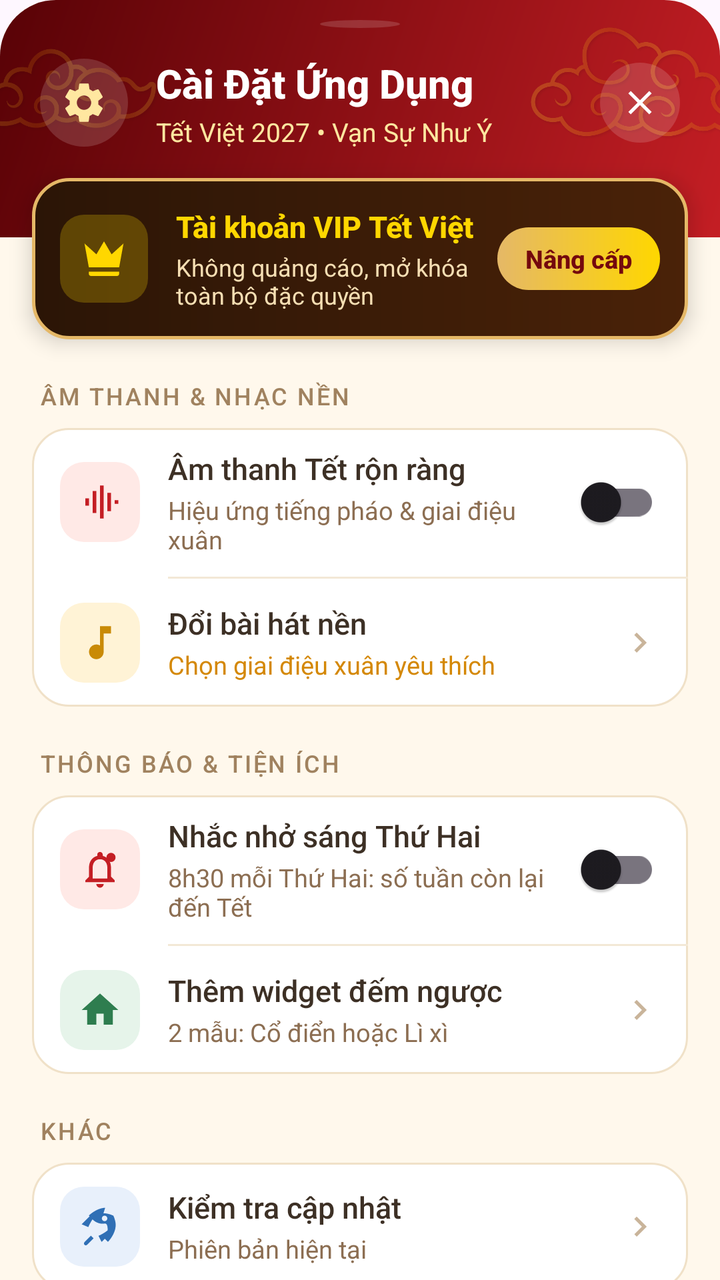
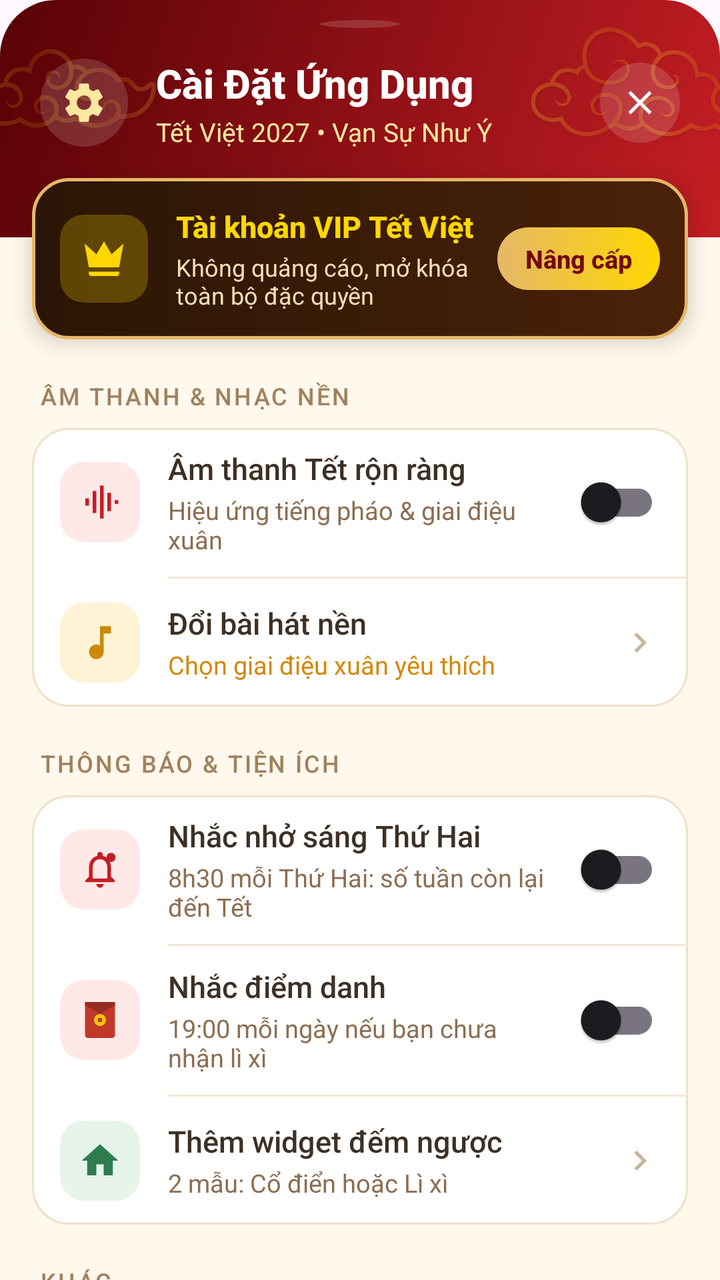

Before-and-after screenshots of an Android layout around one commit, followed by the original layout XML and the change that was made.
<!-- AndroidManifest.xml: application theme Theme.TetViet -->
<!-- res/layout/dialog_settings.xml -->
<?xml version="1.0" encoding="utf-8"?>
<androidx.core.widget.NestedScrollView xmlns:android="http://schemas.android.com/apk/res/android"
    xmlns:app="http://schemas.android.com/apk/res-auto"
    android:layout_width="match_parent"
    android:layout_height="wrap_content"
    android:background="@drawable/bg_settings_sheet"
    android:overScrollMode="never">

<LinearLayout
    android:layout_width="match_parent"
    android:layout_height="wrap_content"
    android:orientation="vertical"
    android:paddingBottom="28dp">

    
    <FrameLayout
        android:layout_width="match_parent"
        android:layout_height="wrap_content"
        android:background="@drawable/bg_settings_header"
        android:paddingBottom="44dp">

        <ImageView
            android:layout_width="120dp"
            android:layout_height="64dp"
            android:layout_gravity="top|end"
            android:layout_marginTop="10dp"
            android:layout_marginEnd="-24dp"
            android:alpha="0.22"
            android:importantForAccessibility="no"
            android:scaleType="fitCenter"
            android:src="@drawable/bg_cloud_01" />

        <ImageView
            android:layout_width="96dp"
            android:layout_height="44dp"
            android:layout_gravity="bottom|start"
            android:layout_marginStart="-16dp"
            android:layout_marginBottom="8dp"
            android:alpha="0.18"
            android:importantForAccessibility="no"
            android:scaleType="fitCenter"
            android:src="@drawable/bg_cloud_02" />

        <View
            android:layout_width="40dp"
            android:layout_height="4dp"
            android:layout_gravity="top|center_horizontal"
            android:layout_marginTop="10dp"
            android:background="@drawable/bg_settings_close" />

        <LinearLayout
            android:layout_width="match_parent"
            android:layout_height="wrap_content"
            android:layout_marginTop="28dp"
            android:gravity="center_vertical"
            android:orientation="horizontal"
            android:paddingHorizontal="20dp">

            <ImageView
                android:layout_width="44dp"
                android:layout_height="44dp"
                android:background="@drawable/bg_settings_close"
                android:importantForAccessibility="no"
                android:padding="10dp"
                android:src="@drawable/ic_settings"
                app:tint="@color/tet_gold_light" />

            <LinearLayout
                android:layout_width="0dp"
                android:layout_height="wrap_content"
                android:layout_marginStart="14dp"
                android:layout_weight="1"
                android:orientation="vertical">

                <TextView
                    android:layout_width="wrap_content"
                    android:layout_height="wrap_content"
                    android:fontFamily="sans-serif-medium"
                    android:text="@string/settings_title"
                    android:textColor="#FFFFFF"
                    android:textSize="20sp"
                    android:textStyle="bold" />

                <TextView
                    android:layout_width="wrap_content"
                    android:layout_height="wrap_content"
                    android:layout_marginTop="2dp"
                    android:fontFamily="sans-serif"
                    android:text="@string/settings_header_subtitle"
                    android:textColor="@color/tet_gold_light"
                    android:textSize="13sp" />
            </LinearLayout>

            <ImageButton
                android:id="@+id/btnCloseSettings"
                android:layout_width="40dp"
                android:layout_height="40dp"
                android:background="@drawable/bg_settings_close"
                android:contentDescription="@string/action_close"
                android:padding="10dp"
                android:scaleType="fitCenter"
                android:src="@drawable/ic_clear"
                app:tint="#FFFFFF" />
        </LinearLayout>
    </FrameLayout>

    
    <LinearLayout
        android:id="@+id/layoutVipSetting"
        android:layout_width="match_parent"
        android:layout_height="wrap_content"
        android:layout_marginHorizontal="16dp"
        android:layout_marginTop="-30dp"
        android:background="@drawable/bg_settings_vip_card"
        android:clickable="true"
        android:elevation="6dp"
        android:focusable="true"
        android:foreground="?attr/selectableItemBackground"
        android:gravity="center_vertical"
        android:orientation="horizontal"
        android:padding="14dp">

        <ImageView
            android:layout_width="44dp"
            android:layout_height="44dp"
            android:background="@drawable/bg_settings_icon_chip"
            android:backgroundTint="#3DFFD700"
            android:importantForAccessibility="no"
            android:padding="9dp"
            android:src="@drawable/ic_vip_crown" />

        <LinearLayout
            android:layout_width="0dp"
            android:layout_height="wrap_content"
            android:layout_marginStart="14dp"
            android:layout_marginEnd="10dp"
            android:layout_weight="1"
            android:orientation="vertical">

            <TextView
                android:layout_width="wrap_content"
                android:layout_height="wrap_content"
                android:fontFamily="sans-serif-medium"
                android:text="@string/settings_vip_title"
                android:textColor="@color/tet_gold_bright"
                android:textSize="15sp"
                android:textStyle="bold" />

            <TextView
                android:id="@+id/tvVipSettingDesc"
                android:layout_width="wrap_content"
                android:layout_height="wrap_content"
                android:layout_marginTop="2dp"
                android:fontFamily="sans-serif"
                android:text="@string/settings_vip_desc"
                android:textColor="@color/tet_text_gold"
                android:textSize="12sp" />
        </LinearLayout>

        <TextView
            android:id="@+id/tvVipSettingCta"
            android:layout_width="wrap_content"
            android:layout_height="wrap_content"
            android:background="@drawable/bg_settings_vip_cta"
            android:fontFamily="sans-serif-medium"
            android:paddingHorizontal="14dp"
            android:paddingVertical="7dp"
            android:text="@string/settings_vip_cta"
            android:textColor="@color/tet_text_dark_red"
            android:textSize="12.5sp"
            android:textStyle="bold" />
    </LinearLayout>

    <TextView
        android:layout_width="wrap_content"
        android:layout_height="wrap_content"
        android:layout_marginStart="20dp"
        android:layout_marginTop="20dp"
        android:layout_marginBottom="8dp"
        android:fontFamily="sans-serif-medium"
        android:letterSpacing="0.08"
        android:text="@string/settings_section_sound"
        android:textAllCaps="true"
        android:textColor="#A0825F"
        android:textSize="12sp" />

    <LinearLayout
        android:layout_width="match_parent"
        android:layout_height="wrap_content"
        android:layout_marginHorizontal="16dp"
        android:background="@drawable/bg_settings_group"
        android:orientation="vertical">

        <LinearLayout
            android:layout_width="match_parent"
            android:layout_height="wrap_content"
            android:gravity="center_vertical"
            android:minHeight="64dp"
            android:orientation="horizontal"
            android:paddingHorizontal="14dp"
            android:paddingVertical="10dp">

            <ImageView
                android:layout_width="40dp"
                android:layout_height="40dp"
                android:background="@drawable/bg_settings_icon_chip"
                android:backgroundTint="#FFE9E6"
                android:importantForAccessibility="no"
                android:padding="9dp"
                android:src="@drawable/ic_sound_wave"
                app:tint="#C41E24" />

            <LinearLayout
                android:layout_width="0dp"
                android:layout_height="wrap_content"
                android:layout_marginStart="14dp"
                android:layout_marginEnd="8dp"
                android:layout_weight="1"
                android:orientation="vertical">

                <TextView
                    android:layout_width="wrap_content"
                    android:layout_height="wrap_content"
                    android:fontFamily="sans-serif-medium"
                    android:text="@string/settings_sound_title"
                    android:textColor="#3D3025"
                    android:textSize="15sp" />

                <TextView
                    android:layout_width="wrap_content"
                    android:layout_height="wrap_content"
                    android:layout_marginTop="2dp"
                    android:fontFamily="sans-serif"
                    android:text="@string/settings_sound_desc"
                    android:textColor="#8C6E52"
                    android:textSize="12.5sp" />
            </LinearLayout>

            <com.google.android.material.switchmaterial.SwitchMaterial
                android:id="@+id/switchSound"
                android:layout_width="wrap_content"
                android:layout_height="wrap_content" />
        </LinearLayout>

        <View
            android:layout_width="match_parent"
            android:layout_height="1dp"
            android:layout_marginStart="68dp"
            android:background="#F3E8D6" />

        <LinearLayout
            android:id="@+id/layoutChangeSongSetting"
            android:layout_width="match_parent"
            android:layout_height="wrap_content"
            android:background="?attr/selectableItemBackground"
            android:clickable="true"
            android:focusable="true"
            android:gravity="center_vertical"
            android:minHeight="64dp"
            android:orientation="horizontal"
            android:paddingHorizontal="14dp"
            android:paddingVertical="10dp">

            <ImageView
                android:layout_width="40dp"
                android:layout_height="40dp"
                android:background="@drawable/bg_settings_icon_chip"
                android:backgroundTint="#FFF3D6"
                android:importantForAccessibility="no"
                android:padding="9dp"
                android:src="@drawable/ic_music_note"
                app:tint="#C98A06" />

            <LinearLayout
                android:layout_width="0dp"
                android:layout_height="wrap_content"
                android:layout_marginStart="14dp"
                android:layout_marginEnd="8dp"
                android:layout_weight="1"
                android:orientation="vertical">

                <TextView
                    android:layout_width="wrap_content"
                    android:layout_height="wrap_content"
                    android:fontFamily="sans-serif-medium"
                    android:text="@string/settings_change_song_title"
                    android:textColor="#3D3025"
                    android:textSize="15sp" />

                <TextView
                android:id="@+id/tvCurrentSongSetting"
                    android:layout_width="wrap_content"
                    android:layout_height="wrap_content"
                    android:layout_marginTop="2dp"
                    android:fontFamily="sans-serif"
                    android:text="@string/settings_change_song_desc"
                    android:textColor="#D48806"
                    android:textSize="12.5sp" />
            </LinearLayout>

            <ImageView
                android:layout_width="20dp"
                android:layout_height="20dp"
                android:importantForAccessibility="no"
                android:src="@drawable/ic_chevron_right"
                app:tint="#C9B49A" />
        </LinearLayout>

    </LinearLayout>

    <TextView
        android:layout_width="wrap_content"
        android:layout_height="wrap_content"
        android:layout_marginStart="20dp"
        android:layout_marginTop="20dp"
        android:layout_marginBottom="8dp"
        android:fontFamily="sans-serif-medium"
        android:letterSpacing="0.08"
        android:text="@string/settings_section_utilities"
        android:textAllCaps="true"
        android:textColor="#A0825F"
        android:textSize="12sp" />

    <LinearLayout
        android:layout_width="match_parent"
        android:layout_height="wrap_content"
        android:layout_marginHorizontal="16dp"
        android:background="@drawable/bg_settings_group"
        android:orientation="vertical">

        <LinearLayout
            android:layout_width="match_parent"
            android:layout_height="wrap_content"
            android:gravity="center_vertical"
            android:minHeight="64dp"
            android:orientation="horizontal"
            android:paddingHorizontal="14dp"
            android:paddingVertical="10dp">

            <ImageView
                android:layout_width="40dp"
                android:layout_height="40dp"
                android:background="@drawable/bg_settings_icon_chip"
                android:backgroundTint="#FFE9E6"
                android:importantForAccessibility="no"
                android:padding="9dp"
                android:src="@drawable/ic_notifications"
                app:tint="#C41E24" />

            <LinearLayout
                android:layout_width="0dp"
                android:layout_height="wrap_content"
                android:layout_marginStart="14dp"
                android:layout_marginEnd="8dp"
                android:layout_weight="1"
                android:orientation="vertical">

                <TextView
                    android:layout_width="wrap_content"
                    android:layout_height="wrap_content"
                    android:fontFamily="sans-serif-medium"
                    android:text="@string/settings_notification_title"
                    android:textColor="#3D3025"
                    android:textSize="15sp" />

                <TextView
                    android:layout_width="wrap_content"
                    android:layout_height="wrap_content"
                    android:layout_marginTop="2dp"
                    android:fontFamily="sans-serif"
                    android:text="@string/settings_notification_desc"
                    android:textColor="#8C6E52"
                    android:textSize="12.5sp" />
            </LinearLayout>

            <com.google.android.material.switchmaterial.SwitchMaterial
                android:id="@+id/switchNotification"
                android:layout_width="wrap_content"
                android:layout_height="wrap_content" />
        </LinearLayout>

        <View
            android:layout_width="match_parent"
            android:layout_height="1dp"
            android:layout_marginStart="68dp"
            android:background="#F3E8D6" />

        <LinearLayout
            android:id="@+id/layoutAddWidgetSetting"
            android:layout_width="match_parent"
            android:layout_height="wrap_content"
            android:background="?attr/selectableItemBackground"
            android:clickable="true"
            android:focusable="true"
            android:gravity="center_vertical"
            android:minHeight="64dp"
            android:orientation="horizontal"
            android:paddingHorizontal="14dp"
            android:paddingVertical="10dp">

            <ImageView
                android:layout_width="40dp"
                android:layout_height="40dp"
                android:background="@drawable/bg_settings_icon_chip"
                android:backgroundTint="#E6F4EA"
                android:importantForAccessibility="no"
                android:padding="9dp"
                android:src="@drawable/ic_nav_home"
                app:tint="#2E7D4F" />

            <LinearLayout
                android:layout_width="0dp"
                android:layout_height="wrap_content"
                android:layout_marginStart="14dp"
                android:layout_marginEnd="8dp"
                android:layout_weight="1"
                android:orientation="vertical">

                <TextView
                    android:layout_width="wrap_content"
                    android:layout_height="wrap_content"
                    android:fontFamily="sans-serif-medium"
                    android:text="@string/settings_add_widget_title"
                    android:textColor="#3D3025"
                    android:textSize="15sp" />

                <TextView
                    android:layout_width="wrap_content"
                    android:layout_height="wrap_content"
                    android:layout_marginTop="2dp"
                    android:fontFamily="sans-serif"
                    android:text="@string/settings_add_widget_desc"
                    android:textColor="#8C6E52"
                    android:textSize="12.5sp" />
            </LinearLayout>

            <ImageView
                android:layout_width="20dp"
                android:layout_height="20dp"
                android:importantForAccessibility="no"
                android:src="@drawable/ic_chevron_right"
                app:tint="#C9B49A" />
        </LinearLayout>

    </LinearLayout>

    <TextView
        android:layout_width="wrap_content"
        android:layout_height="wrap_content"
        android:layout_marginStart="20dp"
        android:layout_marginTop="20dp"
        android:layout_marginBottom="8dp"
        android:fontFamily="sans-serif-medium"
        android:letterSpacing="0.08"
        android:text="@string/settings_section_other"
        android:textAllCaps="true"
        android:textColor="#A0825F"
        android:textSize="12sp" />

    <LinearLayout
        android:layout_width="match_parent"
        android:layout_height="wrap_content"
        android:layout_marginHorizontal="16dp"
        android:background="@drawable/bg_settings_group"
        android:orientation="vertical">

        <LinearLayout
            android:id="@+id/layoutAppVersion"
            android:layout_width="match_parent"
            android:layout_height="wrap_content"
            android:background="?attr/selectableItemBackground"
            android:clickable="true"
            android:focusable="true"
            android:gravity="center_vertical"
            android:minHeight="64dp"
            android:orientation="horizontal"
            android:paddingHorizontal="14dp"
            android:paddingVertical="10dp">

            <ImageView
                android:layout_width="40dp"
                android:layout_height="40dp"
                android:background="@drawable/bg_settings_icon_chip"
                android:backgroundTint="#E8F0FB"
                android:importantForAccessibility="no"
                android:padding="9dp"
                android:src="@drawable/ic_rocket_launch"
                app:tint="#2F6FB5" />

            <LinearLayout
                android:layout_width="0dp"
                android:layout_height="wrap_content"
                android:layout_marginStart="14dp"
                android:layout_marginEnd="8dp"
                android:layout_weight="1"
                android:orientation="vertical">

                <TextView
                    android:layout_width="wrap_content"
                    android:layout_height="wrap_content"
                    android:fontFamily="sans-serif-medium"
                    android:text="@string/settings_check_update_title"
                    android:textColor="#3D3025"
                    android:textSize="15sp" />

                <TextView
                android:id="@+id/tvAppVersionSetting"
                    android:layout_width="wrap_content"
                    android:layout_height="wrap_content"
                    android:layout_marginTop="2dp"
                    android:fontFamily="sans-serif"
                    android:text="@string/settings_version_placeholder"
                    android:textColor="#8C6E52"
                    android:textSize="12.5sp" />
            </LinearLayout>

            <ImageView
                android:layout_width="20dp"
                android:layout_height="20dp"
                android:importantForAccessibility="no"
                android:src="@drawable/ic_chevron_right"
                app:tint="#C9B49A" />
        </LinearLayout>

        
        <LinearLayout
            android:id="@+id/layoutPrivacyOptionsSetting"
            android:layout_width="match_parent"
            android:layout_height="wrap_content"
            android:background="?attr/selectableItemBackground"
            android:clickable="true"
            android:focusable="true"
            android:orientation="vertical"
            android:visibility="gone">

        <View
            android:layout_width="match_parent"
            android:layout_height="1dp"
            android:layout_marginStart="68dp"
            android:background="#F3E8D6" />

        <LinearLayout
            android:layout_width="match_parent"
            android:layout_height="wrap_content"
            android:gravity="center_vertical"
            android:minHeight="64dp"
            android:orientation="horizontal"
            android:paddingHorizontal="14dp"
            android:paddingVertical="10dp">

            <ImageView
                android:layout_width="40dp"
                android:layout_height="40dp"
                android:background="@drawable/bg_settings_icon_chip"
                android:backgroundTint="#EFEBFA"
                android:importantForAccessibility="no"
                android:padding="9dp"
                android:src="@drawable/ic_globe_online"
                app:tint="#6A4FB3" />

            <LinearLayout
                android:layout_width="0dp"
                android:layout_height="wrap_content"
                android:layout_marginStart="14dp"
                android:layout_marginEnd="8dp"
                android:layout_weight="1"
                android:orientation="vertical">

                <TextView
                    android:layout_width="wrap_content"
                    android:layout_height="wrap_content"
                    android:fontFamily="sans-serif-medium"
                    android:text="@string/settings_privacy_options_title"
                    android:textColor="#3D3025"
                    android:textSize="15sp" />

                <TextView
                    android:layout_width="wrap_content"
                    android:layout_height="wrap_content"
                    android:layout_marginTop="2dp"
                    android:fontFamily="sans-serif"
                    android:text="@string/settings_privacy_options_desc"
                    android:textColor="#8C6E52"
                    android:textSize="12.5sp" />
            </LinearLayout>

            <ImageView
                android:layout_width="20dp"
                android:layout_height="20dp"
                android:importantForAccessibility="no"
                android:src="@drawable/ic_chevron_right"
                app:tint="#C9B49A" />
        </LinearLayout>

        </LinearLayout>

    </LinearLayout>

    
    <LinearLayout
        android:layout_width="wrap_content"
        android:layout_height="wrap_content"
        android:layout_gravity="center_horizontal"
        android:layout_marginTop="24dp"
        android:gravity="center"
        android:orientation="vertical">

        <TextView
            android:layout_width="wrap_content"
            android:layout_height="wrap_content"
            android:fontFamily="sans-serif-medium"
            android:text="@string/app_footer_brand"
            android:textColor="#7A090D"
            android:textSize="13sp" />

        <TextView
            android:layout_width="wrap_content"
            android:layout_height="wrap_content"
            android:layout_marginTop="2dp"
            android:fontFamily="sans-serif"
            android:text="@string/settings_footer_wish"
            android:textColor="#A0825F"
            android:textSize="12sp" />
    </LinearLayout>

</LinearLayout>
</androidx.core.widget.NestedScrollView>
<!-- resources referenced by this layout -->
<resources>
  <color name="tet_gold_bright">#FFD700</color>
  <color name="tet_gold_light">#FFE7A0</color>
  <color name="tet_text_dark_red">#74080D</color>
  <color name="tet_text_gold">#F5DEB3</color>
  <string name="action_close">Đóng</string>
  <string name="app_footer_brand">Tết Việt 2027 • DuoLap</string>
  <string name="settings_add_widget_desc">2 mẫu: Cổ điển hoặc Lì xì</string>
  <string name="settings_add_widget_title">Thêm widget đếm ngược</string>
  <string name="settings_change_song_title">Đổi bài hát nền</string>
  <string name="settings_check_update_title">Kiểm tra cập nhật</string>
  <string name="settings_notification_title">Nhắc nhở sáng Thứ Hai</string>
  <string name="settings_section_other">Khác</string>
  <string name="settings_section_sound">Âm thanh &amp; Nhạc nền</string>
  <string name="settings_sound_title">Âm thanh Tết rộn ràng</string>
  <string name="settings_title">Cài Đặt Ứng Dụng</string>
  <string name="settings_version_placeholder">Phiên bản hiện tại</string>
  <string name="settings_vip_cta">Nâng cấp</string>
  <string name="settings_vip_title">Tài khoản VIP Tết Việt</string>
  <color name="tet_red_accent">#C41E24</color>
  <color name="tet_red_dark">#580206</color>
  <color name="tet_gold">#E5B867</color>
  <color name="tet_red_primary">#8A000A</color>
  <!-- unchanged entries left out for length: 30 -->
</resources>

<!-- the commit's change to res/layout/dialog_settings.xml (unified diff, before → after) -->
@@ -385,6 +385,63 @@
             android:layout_marginStart="68dp"
             android:background="#F3E8D6" />
 
+        
+        <LinearLayout
+            android:layout_width="match_parent"
+            android:layout_height="wrap_content"
+            android:gravity="center_vertical"
+            android:minHeight="64dp"
+            android:orientation="horizontal"
+            android:paddingHorizontal="14dp"
+            android:paddingVertical="10dp">
+
+            <ImageView
+                android:layout_width="40dp"
+                android:layout_height="40dp"
+                android:background="@drawable/bg_settings_icon_chip"
+                android:backgroundTint="#FFE9E6"
+                android:importantForAccessibility="no"
+                android:padding="8dp"
+                android:src="@drawable/ic_custom_red_packet" />
+
+            <LinearLayout
+                android:layout_width="0dp"
+                android:layout_height="wrap_content"
+                android:layout_marginStart="14dp"
+                android:layout_marginEnd="8dp"
+                android:layout_weight="1"
+                android:orientation="vertical">
+
+                <TextView
+                    android:layout_width="wrap_content"
+                    android:layout_height="wrap_content"
+                    android:fontFamily="sans-serif-medium"
+                    android:text="@string/settings_checkin_reminder_title"
+                    android:textColor="#3D3025"
+                    android:textSize="15sp" />
+
+                <TextView
+                    android:layout_width="wrap_content"
+                    android:layout_height="wrap_content"
+                    android:layout_marginTop="2dp"
+                    android:fontFamily="sans-serif"
+                    android:text="@string/settings_checkin_reminder_desc"
+                    android:textColor="#8C6E52"
+                    android:textSize="12.5sp" />
+            </LinearLayout>
+
+            <com.google.android.material.switchmaterial.SwitchMaterial
+                android:id="@+id/switchCheckInReminder"
+                android:layout_width="wrap_content"
+                android:layout_height="wrap_content" />
+        </LinearLayout>
+
+        <View
+            android:layout_width="match_parent"
+            android:layout_height="1dp"
+            android:layout_marginStart="68dp"
+            android:background="#F3E8D6" />
+
         <LinearLayout
             android:id="@+id/layoutAddWidgetSetting"
             android:layout_width="match_parent"
@@ -464,6 +521,76 @@
         android:background="@drawable/bg_settings_group"
         android:orientation="vertical">
 
+        
+        <LinearLayout
+            android:id="@+id/layoutDonateSetting"
+            android:layout_width="match_parent"
+            android:layout_height="wrap_content"
+            android:orientation="vertical">
+
+            <LinearLayout
+                android:id="@+id/btnDonateSetting"
+                android:layout_width="match_parent"
+                android:layout_height="wrap_content"
+                android:background="?attr/selectableItemBackground"
+                android:clickable="true"
+                android:focusable="true"
+                android:gravity="center_vertical"
+                android:minHeight="64dp"
+                android:orientation="horizontal"
+                android:paddingHorizontal="14dp"
+                android:paddingVertical="10dp">
+
+                <ImageView
+                    android:layout_width="40dp"
+                    android:layout_height="40dp"
+                    android:background="@drawable/bg_settings_icon_chip"
+                    android:backgroundTint="#FBEFE0"
+                    android:importantForAccessibility="no"
+                    android:padding="5dp"
+                    android:src="@drawable/ic_donate_coffee" />
+
+                <LinearLayout
+                    android:layout_width="0dp"
+                    android:layout_height="wrap_content"
+                    android:layout_marginStart="14dp"
+                    android:layout_marginEnd="8dp"
+                    android:layout_weight="1"
+                    android:orientation="vertical">
+
+                    <TextView
+                        android:layout_width="wrap_content"
+                        android:layout_height="wrap_content"
+                        android:fontFamily="sans-serif-medium"
+                        android:text="@string/settings_donate_title"
+                        android:textColor="#3D3025"
+                        android:textSize="15sp" />
+
+                    <TextView
+                        android:layout_width="wrap_content"
+                        android:layout_height="wrap_content"
+                        android:layout_marginTop="2dp"
+                        android:fontFamily="sans-serif"
+                        android:text="@string/settings_donate_desc"
+                        android:textColor="#8C6E52"
+                        android:textSize="12.5sp" />
+                </LinearLayout>
+
+                <ImageView
+                    android:layout_width="20dp"
+                    android:layout_height="20dp"
+                    android:importantForAccessibility="no"
+                    android:src="@drawable/ic_chevron_right"
+                    app:tint="#C9B49A" />
+            </LinearLayout>
+
+            <View
+                android:layout_width="match_parent"
+                android:layout_height="1dp"
+                android:layout_marginStart="68dp"
+                android:background="#F3E8D6" />
+        </LinearLayout>
+
         <LinearLayout
             android:id="@+id/layoutAppVersion"
             android:layout_width="match_parent"
<!-- resource entries referenced after the edit -->
@@ -4,12 +4,76 @@
   <color name="tet_gold_light">#FFE7A0</color>
   <color name="tet_text_dark_red">#74080D</color>
   <color name="tet_text_gold">#F5DEB3</color>
+  <!-- drawable ic_custom_red_packet (drawable) -->
+  <vector xmlns:android="http://schemas.android.com/apk/res/android"
+      android:width="24dp"
+      android:height="24dp"
+      android:viewportWidth="24"
+      android:viewportHeight="24">
+      
+      <path
+          android:fillColor="#C0392B"
+          android:pathData="M6,3h12c0.8,0 1.5,0.7 1.5,1.5v15c0,0.8 -0.7,1.5 -1.5,1.5H6c-0.8,0 -1.5,-0.7 -1.5,-1.5v-15C4.5,3.7 5.2,3 6,3z" />
+      
+      <path
+          android:fillColor="#962D22"
+          android:pathData="M4.5,4.5C4.5,4.5 12,9 12,9S19.5,4.5 19.5,4.5V3H4.5V4.5z" />
+      
+      <path
+          android:fillColor="#F1C40F"
+          android:pathData="M12,12m-3,0a3,3 0,1 1,6 0a3,3 0,1 1,-6 0" />
+      <path
+          android:fillColor="#C0392B"
+          android:pathData="M11,11h2v2h-2z" />
+  </vector>
+  <!-- drawable ic_donate_coffee (drawable) -->
+  <?xml version="1.0" encoding="utf-8"?>
+  <vector xmlns:android="http://schemas.android.com/apk/res/android"
+      android:width="48dp"
+      android:height="48dp"
+      android:viewportWidth="48"
+      android:viewportHeight="48">
+      <path
+          android:pathData="M19,6 Q16.5,8.5 19,11 Q21.5,13.5 19,16 M25,4 Q22.5,6.5 25,9 Q27.5,11.5 25,14"
+          android:fillColor="#00000000"
+          android:strokeColor="#C9A27A"
+          android:strokeWidth="1.6"
+          android:strokeLineCap="round"
+          android:strokeLineJoin="round" />
+      <path
+          android:pathData="M8,38 Q24,44 40,38 L40,40 Q24,46 8,40 Z"
+          android:fillColor="#E3C9A6" />
+      <path
+          android:pathData="M10,19 L36,19 L34,33 Q33,37 29,37 L17,37 Q13,37 12,33 Z"
+          android:fillColor="#FFFDF7"
+          android:strokeColor="#6D3B1F"
+          android:strokeWidth="1.6"
+          android:strokeLineCap="round"
+          android:strokeLineJoin="round" />
+      <path
+          android:pathData="M12,22 L34,22 L33.4,25 L12.6,25 Z"
+          android:fillColor="#6D3B1F" />
+      <path
+          android:pathData="M35.5,22 Q41,22 41,26.5 Q41,31 34.5,31"
+          android:fillColor="#00000000"
+          android:strokeColor="#6D3B1F"
+          android:strokeWidth="1.8"
+          android:strokeLineCap="round"
+          android:strokeLineJoin="round" />
+      <path
+          android:pathData="M23,33.4 C18.6,30.4 19.2,27 21.2,27 C22.2,27 22.8,27.7 23,28.3 C23.2,27.7 23.8,27 24.8,27 C26.8,27 27.4,30.4 23,33.4 Z"
+          android:fillColor="#C62828" />
+  </vector>
   <string name="action_close">Đóng</string>
   <string name="app_footer_brand">Tết Việt 2027 • DuoLap</string>
   <string name="settings_add_widget_desc">2 mẫu: Cổ điển hoặc Lì xì</string>
   <string name="settings_add_widget_title">Thêm widget đếm ngược</string>
   <string name="settings_change_song_title">Đổi bài hát nền</string>
   <string name="settings_check_update_title">Kiểm tra cập nhật</string>
+  <string name="settings_checkin_reminder_desc">19:00 mỗi ngày nếu bạn chưa nhận lì xì</string>
+  <string name="settings_checkin_reminder_title">Nhắc điểm danh</string>
+  <string name="settings_donate_desc">Ủng hộ để Chúc Tết có thêm tính năng mới</string>
+  <string name="settings_donate_title">Mời nhà phát triển ly cà phê</string>
   <string name="settings_notification_title">Nhắc nhở sáng Thứ Hai</string>
   <string name="settings_section_other">Khác</string>
   <string name="settings_section_sound">Âm thanh &amp; Nhạc nền</string>
